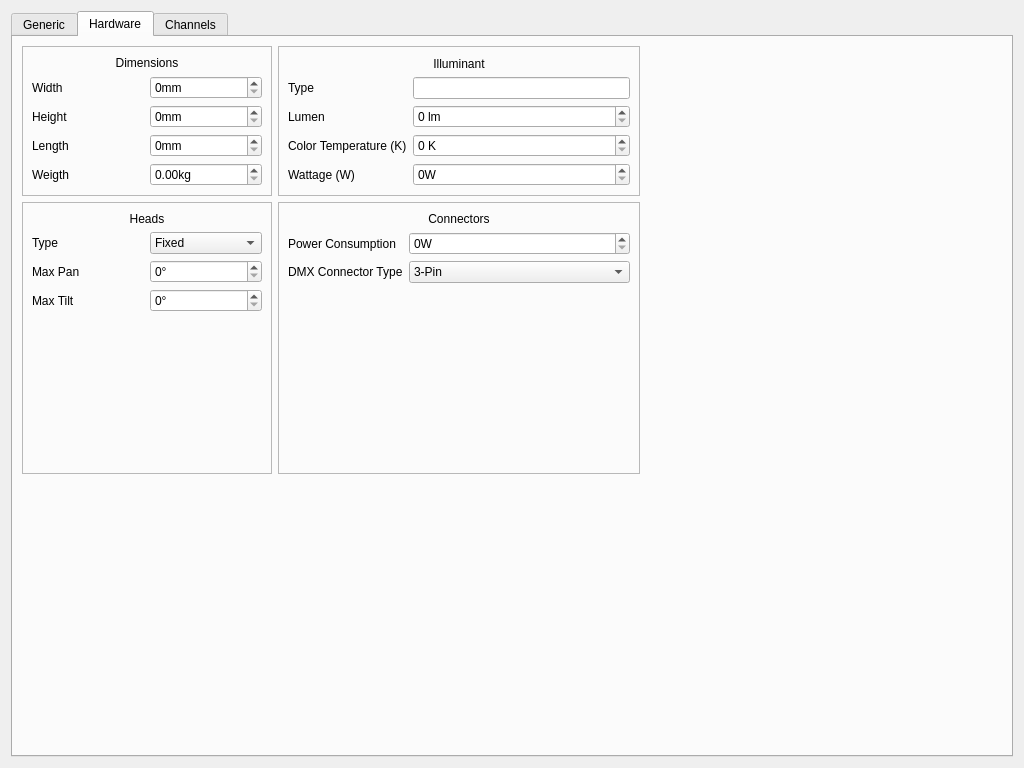
Before: the Qt Designer form LightDrive/FixtureEditor/fixture_editor.ui in Nmstr/LightDrive, drawn with Qt 5.
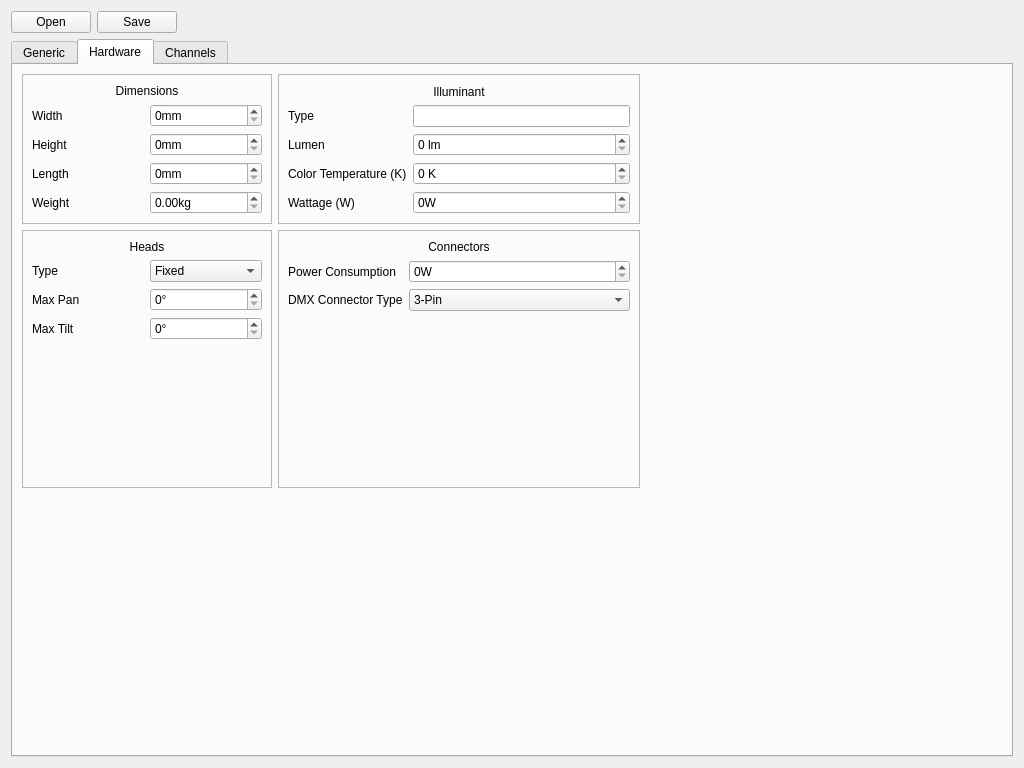
After: the same form once the commit is applied. The open tabs and pages were chosen to show the change.

Commit message: fixtures can now be saved

Patch:
```diff
--- a/LightDrive/FixtureEditor/fixture_editor.ui
+++ b/LightDrive/FixtureEditor/fixture_editor.ui
@@ -13,8 +13,8 @@
   <property name="windowTitle">
    <string>Form</string>
   </property>
-  <layout class="QVBoxLayout" name="verticalLayout">
-   <item>
+  <layout class="QGridLayout" name="gridLayout_8">
+   <item row="1" column="0" colspan="3">
     <widget class="QTabWidget" name="tab_container">
      <property name="currentIndex">
       <number>1</number>
@@ -64,7 +64,7 @@
        <string>Hardware</string>
       </attribute>
       <layout class="QGridLayout" name="gridLayout_2">
-       <item row="1" column="1">
+       <item row="2" column="1">
         <widget class="QFrame" name="connectors_frame">
          <property name="frameShape">
           <enum>QFrame::Shape::StyledPanel</enum>
@@ -139,7 +139,7 @@
          </layout>
         </widget>
        </item>
-       <item row="2" column="1">
+       <item row="3" column="1">
         <spacer name="verticalSpacer_3">
          <property name="orientation">
           <enum>Qt::Orientation::Vertical</enum>
@@ -152,7 +152,7 @@
          </property>
         </spacer>
        </item>
-       <item row="1" column="0">
+       <item row="2" column="0">
         <widget class="QFrame" name="heads_frame">
          <property name="frameShape">
           <enum>QFrame::Shape::StyledPanel</enum>
@@ -246,7 +246,7 @@
          </layout>
         </widget>
        </item>
-       <item row="0" column="1">
+       <item row="1" column="1">
         <widget class="QFrame" name="illuminant_frame">
          <property name="frameShape">
           <enum>QFrame::Shape::StyledPanel</enum>
@@ -320,7 +320,20 @@
          </layout>
         </widget>
        </item>
-       <item row="0" column="0">
+       <item row="2" column="2">
+        <spacer name="horizontalSpacer">
+         <property name="orientation">
+          <enum>Qt::Orientation::Horizontal</enum>
+         </property>
+         <property name="sizeHint" stdset="0">
+          <size>
+           <width>40</width>
+           <height>20</height>
+          </size>
+         </property>
+        </spacer>
+       </item>
+       <item row="1" column="0">
         <widget class="QFrame" name="dimensions_frame">
          <property name="minimumSize">
           <size>
@@ -397,26 +410,13 @@
           <item row="5" column="0">
            <widget class="QLabel" name="weigth_label">
             <property name="text">
-             <string>Weigth</string>
+             <string>Weight</string>
             </property>
            </widget>
           </item>
          </layout>
         </widget>
        </item>
-       <item row="1" column="2">
-        <spacer name="horizontalSpacer">
-         <property name="orientation">
-          <enum>Qt::Orientation::Horizontal</enum>
-         </property>
-         <property name="sizeHint" stdset="0">
-          <size>
-           <width>40</width>
-           <height>20</height>
-          </size>
-         </property>
-        </spacer>
-       </item>
       </layout>
      </widget>
      <widget class="QWidget" name="channels_tab">
@@ -473,6 +473,33 @@
      </widget>
     </widget>
    </item>
+   <item row="0" column="2">
+    <spacer name="horizontalSpacer_3">
+     <property name="orientation">
+      <enum>Qt::Orientation::Horizontal</enum>
+     </property>
+     <property name="sizeHint" stdset="0">
+      <size>
+       <width>40</width>
+       <height>20</height>
+      </size>
+     </property>
+    </spacer>
+   </item>
+   <item row="0" column="0">
+    <widget class="QPushButton" name="open_btn">
+     <property name="text">
+      <string>Open</string>
+     </property>
+    </widget>
+   </item>
+   <item row="0" column="1">
+    <widget class="QPushButton" name="save_btn">
+     <property name="text">
+      <string>Save</string>
+     </property>
+    </widget>
+   </item>
   </layout>
  </widget>
  <resources/>
```
Left out of the diff: 6 changed lines with no effect on the pictures. The commit also changes 2 other files.
